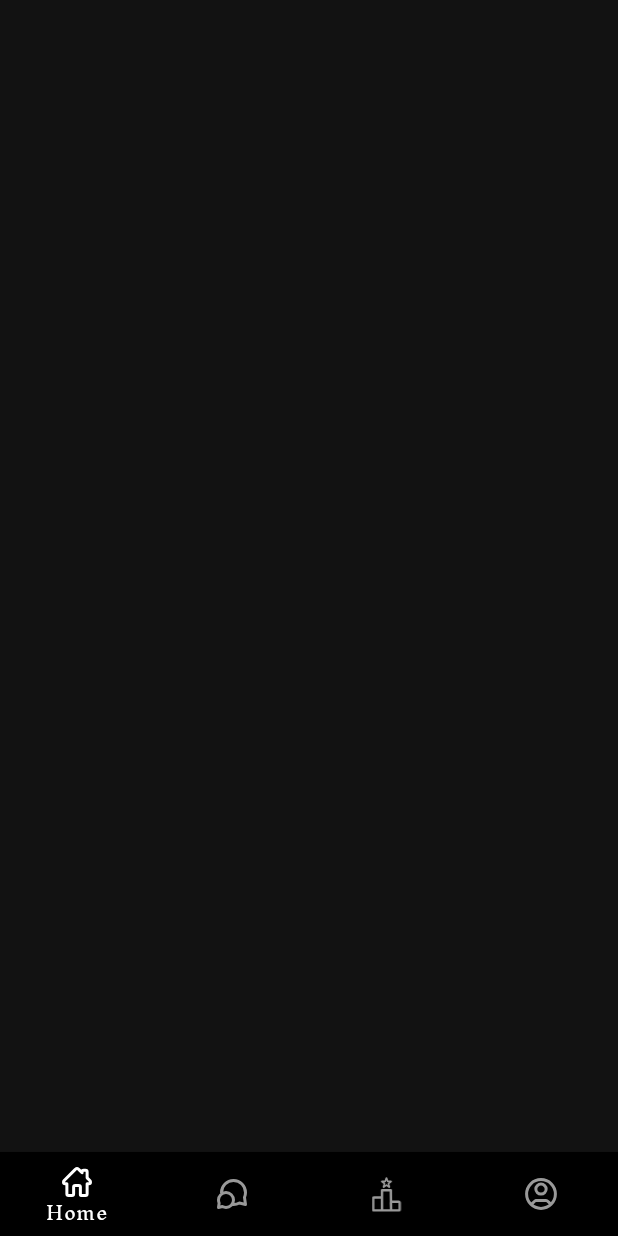
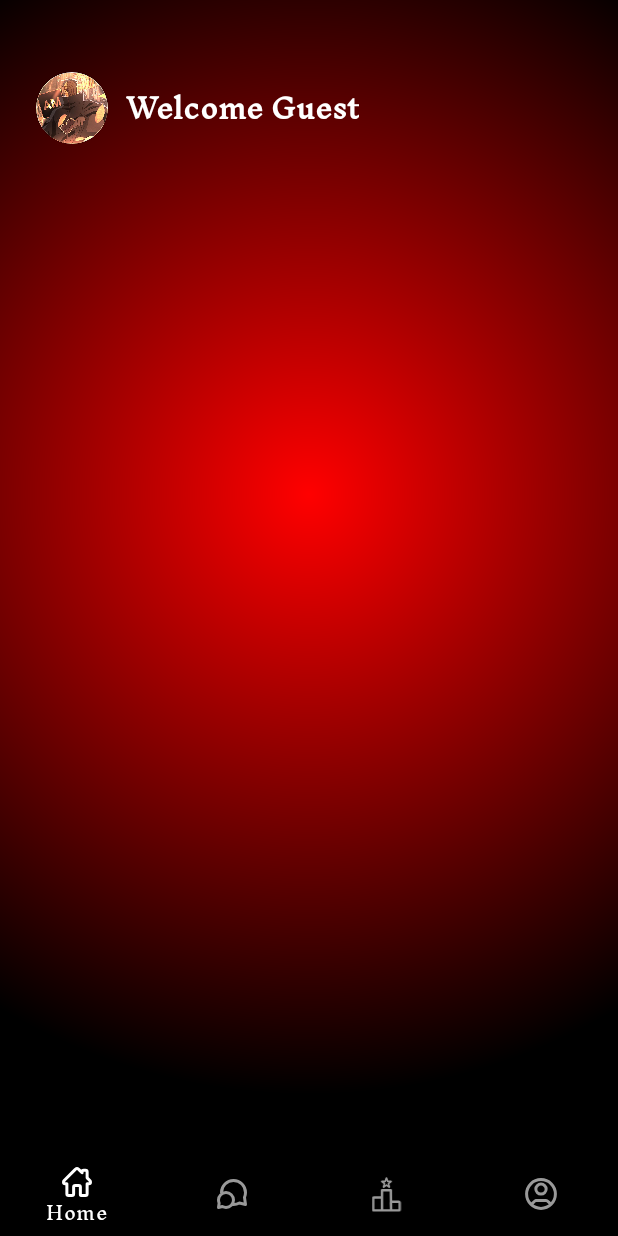
Before and after one commit to chaudhary-dhruv/Senpai_challenge, an Android app built with Jetpack Compose: the HomeFragment screen opened directly, with no data from a screen before it, on a phone screen of 412 x 824 dp. Run offline under Robolectric (Android 15) with nearby library versions, the phone set to English and light mode, and no system bars; our stand-ins replace CircleImageView, Firebase (no records; nobody signed in at launch, a user with empty details on screens opened directly), data binding.

Commit message:
profile avatar add in home fragment

```diff
--- a/app/build.gradle.kts
+++ b/app/build.gradle.kts
@@ -66,6 +66,9 @@ dependencies {
     implementation("com.google.android.material:material:1.12.0")
     implementation("androidx.recyclerview:recyclerview:1.4.0")
 
+    //circular image for profile
+    implementation("de.hdodenhof:circleimageview:3.1.0")
+
     // Compose Runtime (✅ These are the correct ones to avoid crashing Theme.kt)
     implementation("androidx.compose.ui:ui:1.5.0")
     implementation("androidx.compose.material3:material3:1.1.2")
--- a/app/src/main/java/com/example/senpaichallenge/ui/auth/DetailActivity.kt
+++ b/app/src/main/java/com/example/senpaichallenge/ui/auth/DetailActivity.kt
@@ -117,6 +117,7 @@ class DetailActivity : AppCompatActivity() {
             }
     }
 
+
     private fun goToMain() {
         val intent = Intent(this, MainActivity::class.java)
         intent.putExtra("openProfile", true)
--- a/app/src/main/java/com/example/senpaichallenge/ui/screens/HomeFragment.kt
+++ b/app/src/main/java/com/example/senpaichallenge/ui/screens/HomeFragment.kt
@@ -4,15 +4,17 @@ import android.os.Bundle
 import android.view.LayoutInflater
 import android.view.View
 import android.view.ViewGroup
+import android.widget.TextView
 import android.widget.Toast
 import androidx.fragment.app.Fragment
-import androidx.recyclerview.widget.GridLayoutManager
 import androidx.recyclerview.widget.LinearLayoutManager
 import androidx.recyclerview.widget.RecyclerView
 import com.example.senpaichallenge.R
 import com.example.senpaichallenge.adapters.QuizAdapter
 import com.example.senpaichallenge.adapters.QuizItem
+import com.google.firebase.auth.FirebaseAuth
 import com.google.firebase.firestore.FirebaseFirestore
+import de.hdodenhof.circleimageview.CircleImageView
 
 class HomeFragment : Fragment() {
 
@@ -20,19 +22,59 @@ class HomeFragment : Fragment() {
     private lateinit var adapter: QuizAdapter
     private val quizItems = mutableListOf<QuizItem>()
 
+    private lateinit var avatarImage: CircleImageView
+    private lateinit var usernameText: TextView
+
     override fun onCreateView(
         inflater: LayoutInflater, container: ViewGroup?,
         savedInstanceState: Bundle?
     ): View? {
         val view = inflater.inflate(R.layout.fragment_home, container, false)
 
+        // 🔹 Header views
+        avatarImage = view.findViewById(R.id.imgUserAvatar)
+        usernameText = view.findViewById(R.id.tvUsername)
+
+        // 🔹 RecyclerView
         recyclerView = view.findViewById(R.id.recyclerViewQuizzes)
         recyclerView.layoutManager = LinearLayoutManager(requireContext())
         adapter = QuizAdapter(requireContext(), quizItems)
         recyclerView.adapter = adapter
 
+        // 🔹 Firestore se user data aur quiz list load karo
+        loadUserData()
         loadQuizzesFromFirestore()
         return view
+    }
+
+    private fun loadUserData() {
+        val uid = FirebaseAuth.getInstance().currentUser?.uid ?: return
+
+        FirebaseFirestore.getInstance().collection("users").document(uid)
+            .get()
+            .addOnSuccessListener { doc ->
+                if (doc.exists()) {
+                    val username = doc.getString("username") ?: "Guest"
+                    val avatarName = doc.getString("avatar") ?: "avatar1"
+
+                    // 🔹 string -> drawable
+                    val resId = resources.getIdentifier(
+                        avatarName,
+                        "drawable",
+                        requireContext().packageName
+                    )
+                    if (resId != 0) {
+                        avatarImage.setImageResource(resId)
+                    } else {
+                        avatarImage.setImageResource(R.drawable.avatar1)
+                    }
+
+                    usernameText.text = "Welcome $username"
+                }
+            }
+            .addOnFailureListener {
+                Toast.makeText(requireContext(), "Failed to load user data", Toast.LENGTH_SHORT).show()
+            }
     }
 
     private fun loadQuizzesFromFirestore() {
--- a/app/src/main/res/layout/fragment_home.xml
+++ b/app/src/main/res/layout/fragment_home.xml
@@ -2,8 +2,43 @@
     android:layout_width="match_parent"
     android:layout_height="match_parent"
     android:orientation="vertical"
-    android:padding="8dp">
+    android:padding="8dp"
+    android:background="@drawable/bg_red_glow">
+<!--   agar background pasand na aye to change kar lena ::: android:background="@android:color/black-->
 
+
+    <!-- 🔹 Fixed Header (WhatsApp style) -->
+    <LinearLayout
+        android:id="@+id/userHeader"
+        android:layout_width="match_parent"
+        android:layout_height="wrap_content"
+        android:orientation="horizontal"
+        android:gravity="center_vertical"
+        android:paddingStart="16dp"
+        android:paddingEnd="16dp"
+        android:paddingTop="40dp"
+        android:paddingBottom="16dp">
+
+        <!-- Circular Avatar -->
+        <de.hdodenhof.circleimageview.CircleImageView
+            android:id="@+id/imgUserAvatar"
+            android:layout_width="48dp"
+            android:layout_height="48dp"
+            android:src="@drawable/avatar1"
+            android:layout_marginEnd="12dp" />
+
+        <!-- Username -->
+        <TextView
+            android:id="@+id/tvUsername"
+            android:layout_width="wrap_content"
+            android:layout_height="wrap_content"
+            android:text="Welcome Guest"
+            android:textSize="18sp"
+            android:textStyle="bold"
+            android:textColor="@android:color/white" />
+    </LinearLayout>
+
+    <!-- 🔹 Quiz List -->
     <androidx.recyclerview.widget.RecyclerView
         android:id="@+id/recyclerViewQuizzes"
         android:layout_width="match_parent"
@@ -11,4 +46,5 @@
         android:clipToPadding="false"
         android:paddingBottom="100dp"
         android:scrollbars="vertical" />
+
 </LinearLayout>
```
Also changed, not shown: app/src/main/java/com/example/senpaichallenge/adapters/QuizAdapter.kt (line endings or trailing spaces), 2 other files.
